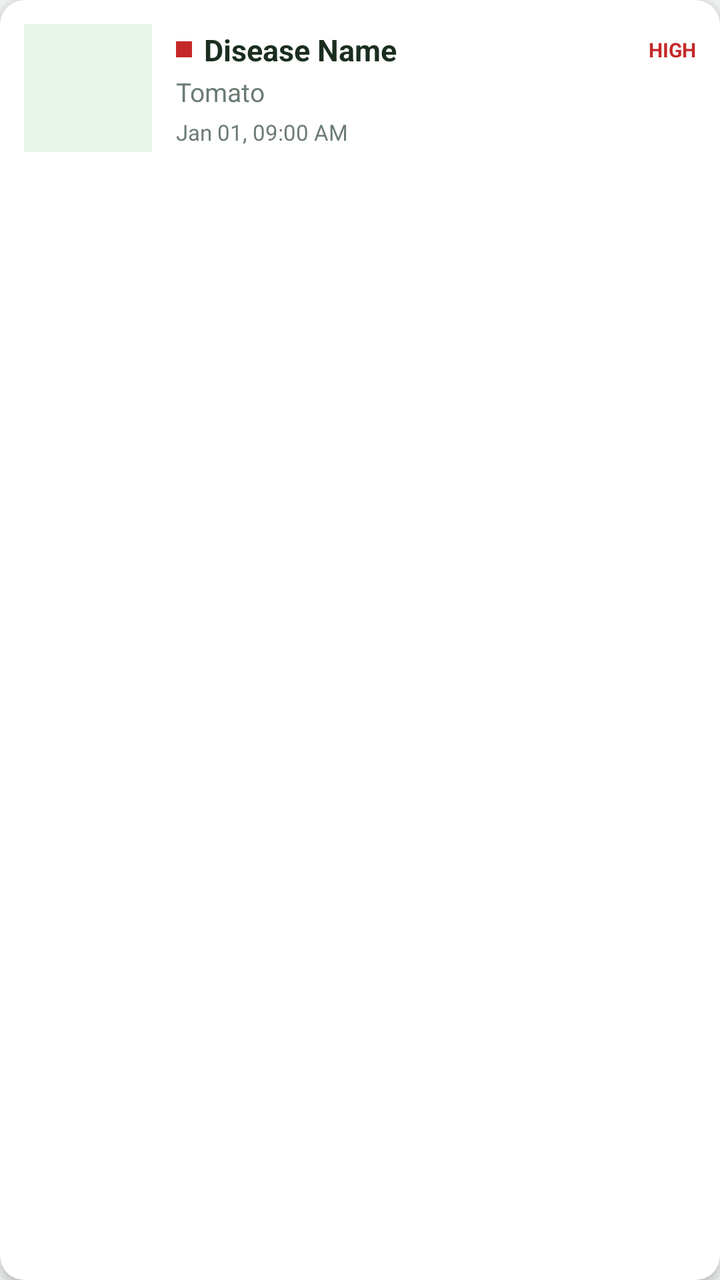
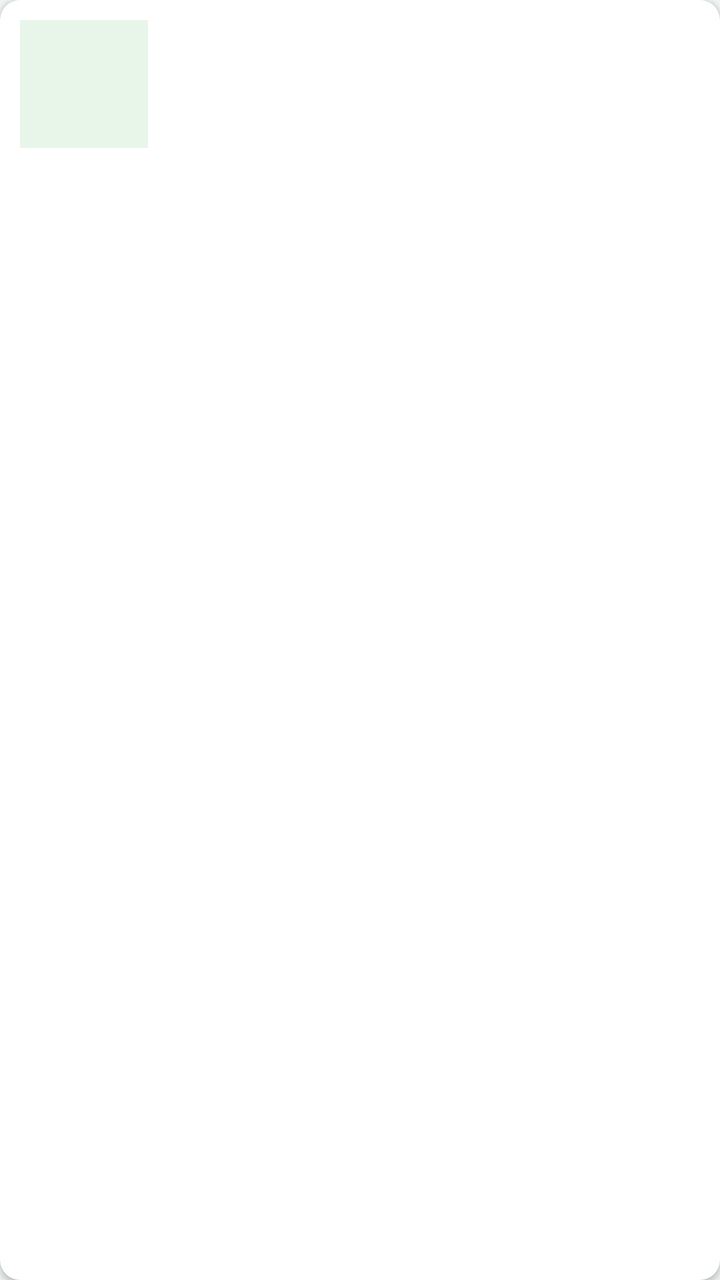

Screens rendered from an Android XML layout before and after an edit, with the pre-edit source and the edit as a unified diff.
<!-- AndroidManifest.xml: application theme Theme.Vrikshaayush -->
<!-- res/layout/item_scan_history.xml -->
<?xml version="1.0" encoding="utf-8"?>
<androidx.cardview.widget.CardView
    xmlns:android="http://schemas.android.com/apk/res/android"
    xmlns:app="http://schemas.android.com/apk/res-auto"
    android:layout_width="match_parent"
    android:layout_height="wrap_content"
    android:layout_margin="6dp"
    app:cardCornerRadius="12dp"
    app:cardElevation="3dp"
    app:cardBackgroundColor="@color/white">

    <LinearLayout
        android:layout_width="match_parent"
        android:layout_height="wrap_content"
        android:orientation="horizontal"
        android:padding="12dp"
        android:gravity="center_vertical">

        
        <ImageView
            android:id="@+id/ivThumbnail"
            android:layout_width="64dp"
            android:layout_height="64dp"
            android:scaleType="centerCrop"
            android:background="@color/primary_green_light"
            android:layout_marginEnd="12dp"/>

        
        <LinearLayout
            android:layout_width="0dp"
            android:layout_height="wrap_content"
            android:layout_weight="1"
            android:orientation="vertical">

            <LinearLayout
                android:layout_width="match_parent"
                android:layout_height="wrap_content"
                android:orientation="horizontal"
                android:gravity="center_vertical">

                <View
                    android:id="@+id/viewSeverityDot"
                    android:layout_width="8dp"
                    android:layout_height="8dp"
                    android:background="@color/severity_high"
                    android:layout_marginEnd="6dp"/>

                <TextView
                    android:id="@+id/tvDiseaseName"
                    android:layout_width="0dp"
                    android:layout_height="wrap_content"
                    android:layout_weight="1"
                    android:text="Disease Name"
                    android:textSize="15sp"
                    android:textStyle="bold"
                    android:textColor="@color/text_primary"
                    android:maxLines="1"
                    android:ellipsize="end"/>

                <TextView
                    android:id="@+id/tvSeverity"
                    android:layout_width="wrap_content"
                    android:layout_height="wrap_content"
                    android:text="HIGH"
                    android:textSize="10sp"
                    android:textStyle="bold"
                    android:textColor="@color/severity_high"/>
            </LinearLayout>

            <TextView
                android:id="@+id/tvCropType"
                android:layout_width="wrap_content"
                android:layout_height="wrap_content"
                android:text="Tomato"
                android:textSize="13sp"
                android:textColor="@color/text_secondary"
                android:layout_marginTop="2dp"/>

            <TextView
                android:id="@+id/tvTimestamp"
                android:layout_width="wrap_content"
                android:layout_height="wrap_content"
                android:text="Jan 01, 09:00 AM"
                android:textSize="11sp"
                android:textColor="@color/text_secondary"
                android:layout_marginTop="4dp"/>
        </LinearLayout>

    </LinearLayout>
</androidx.cardview.widget.CardView>
<!-- resources referenced by this layout -->
<resources>
  <color name="primary_green_light">#E8F5E9</color>
  <color name="severity_high">#C62828</color>
  <color name="text_primary">#1A2E1F</color>
  <color name="text_secondary">#6B7C72</color>
  <color name="white">#FFFFFF</color>
  <style name="Theme.Vrikshaayush" parent="Theme.MaterialComponents.Light.NoActionBar">
          <item name="colorPrimary">@color/primary_green</item>
          <item name="colorPrimaryVariant">@color/primary_green_dark</item>
          <item name="colorOnPrimary">@color/white</item>
          <item name="colorSecondary">@color/accent_amber</item>
          <item name="colorOnSecondary">@color/white</item>
          <item name="android:colorBackground">@color/background_cream</item>
          <item name="android:windowBackground">@color/background_cream</item>
          <item name="android:statusBarColor">@color/primary_green</item>
      </style>
  <color name="primary_green">#1B7A3E</color>
  <color name="primary_green_dark">#145C2E</color>
  <color name="accent_amber">#F9A825</color>
  <color name="background_cream">#F2F6F3</color>
</resources>

<!-- the commit's change to res/layout/item_scan_history.xml (unified diff, before → after) -->
@@ -4,87 +4,79 @@
     xmlns:app="http://schemas.android.com/apk/res-auto"
     android:layout_width="match_parent"
     android:layout_height="wrap_content"
-    android:layout_margin="6dp"
-    app:cardCornerRadius="12dp"
-    app:cardElevation="3dp"
-    app:cardBackgroundColor="@color/white">
+    android:layout_marginHorizontal="12dp"
+    android:layout_marginVertical="4dp"
+    app:cardCornerRadius="10dp"
+    app:cardElevation="2dp">
 
     <LinearLayout
         android:layout_width="match_parent"
         android:layout_height="wrap_content"
         android:orientation="horizontal"
-        android:padding="12dp"
-        android:gravity="center_vertical">
+        android:padding="10dp">
 
-        
         <ImageView
-            android:id="@+id/ivThumbnail"
+            android:id="@+id/ivHistoryImage"
             android:layout_width="64dp"
             android:layout_height="64dp"
             android:scaleType="centerCrop"
-            android:background="@color/primary_green_light"
-            android:layout_marginEnd="12dp"/>
+            android:background="#E8F5E9"/>
 
-        
         <LinearLayout
             android:layout_width="0dp"
             android:layout_height="wrap_content"
             android:layout_weight="1"
-            android:orientation="vertical">
+            android:orientation="vertical"
+            android:paddingStart="10dp">
 
-            <LinearLayout
-                android:layout_width="match_parent"
-                android:layout_height="wrap_content"
-                android:orientation="horizontal"
-                android:gravity="center_vertical">
-
-                <View
-                    android:id="@+id/viewSeverityDot"
-                    android:layout_width="8dp"
-                    android:layout_height="8dp"
-                    android:background="@color/severity_high"
-                    android:layout_marginEnd="6dp"/>
-
+            <LinearLayout android:layout_width="match_parent" android:layout_height="wrap_content"
+                android:orientation="horizontal">
                 <TextView
-                    android:id="@+id/tvDiseaseName"
+                    android:id="@+id/tvHistoryDisease"
                     android:layout_width="0dp"
                     android:layout_height="wrap_content"
                     android:layout_weight="1"
-                    android:text="Disease Name"
-                    android:textSize="15sp"
+                    android:textSize="14sp"
                     android:textStyle="bold"
-                    android:textColor="@color/text_primary"
+                    android:textColor="#1A1A1A"
                     android:maxLines="1"
                     android:ellipsize="end"/>
-
                 <TextView
-                    android:id="@+id/tvSeverity"
+                    android:id="@+id/tvHistorySeverity"
                     android:layout_width="wrap_content"
                     android:layout_height="wrap_content"
-                    android:text="HIGH"
-                    android:textSize="10sp"
-                    android:textStyle="bold"
-                    android:textColor="@color/severity_high"/>
+                    android:textSize="11sp"
+                    android:textStyle="bold"/>
             </LinearLayout>
 
             <TextView
-                android:id="@+id/tvCropType"
+                android:id="@+id/tvHistoryCrop"
                 android:layout_width="wrap_content"
                 android:layout_height="wrap_content"
-                android:text="Tomato"
-                android:textSize="13sp"
-                android:textColor="@color/text_secondary"
+                android:textSize="12sp"
+                android:textColor="#555555"
                 android:layout_marginTop="2dp"/>
 
             <TextView
-                android:id="@+id/tvTimestamp"
+                android:id="@+id/tvHistoryDate"
                 android:layout_width="wrap_content"
                 android:layout_height="wrap_content"
-                android:text="Jan 01, 09:00 AM"
                 android:textSize="11sp"
-                android:textColor="@color/text_secondary"
-                android:layout_marginTop="4dp"/>
+                android:textColor="#999999"
+                android:layout_marginTop="2dp"/>
+
+            
+            <TextView
+                android:id="@+id/tvAiPreview"
+                android:layout_width="match_parent"
+                android:layout_height="wrap_content"
+                android:textSize="12sp"
+                android:textColor="#145C2E"
+                android:layout_marginTop="4dp"
+                android:maxLines="2"
+                android:ellipsize="end"
+                android:visibility="gone"/>
+
         </LinearLayout>
-
     </LinearLayout>
 </androidx.cardview.widget.CardView>
<!-- resource entries referenced after the edit -->
@@ -1,9 +1,5 @@
 <!-- resources referenced by this layout -->
 <resources>
-  <color name="primary_green_light">#E8F5E9</color>
-  <color name="severity_high">#C62828</color>
-  <color name="text_primary">#1A2E1F</color>
-  <color name="text_secondary">#6B7C72</color>
   <color name="white">#FFFFFF</color>
   <style name="Theme.Vrikshaayush" parent="Theme.MaterialComponents.Light.NoActionBar">
           <item name="colorPrimary">@color/primary_green</item>
